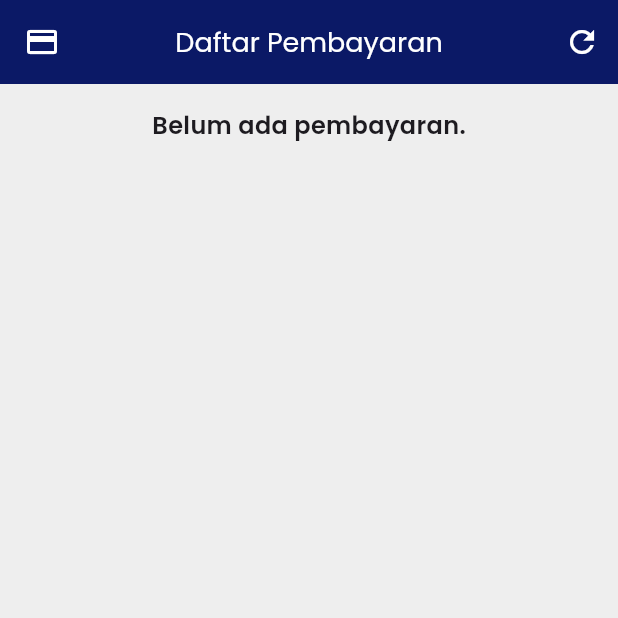
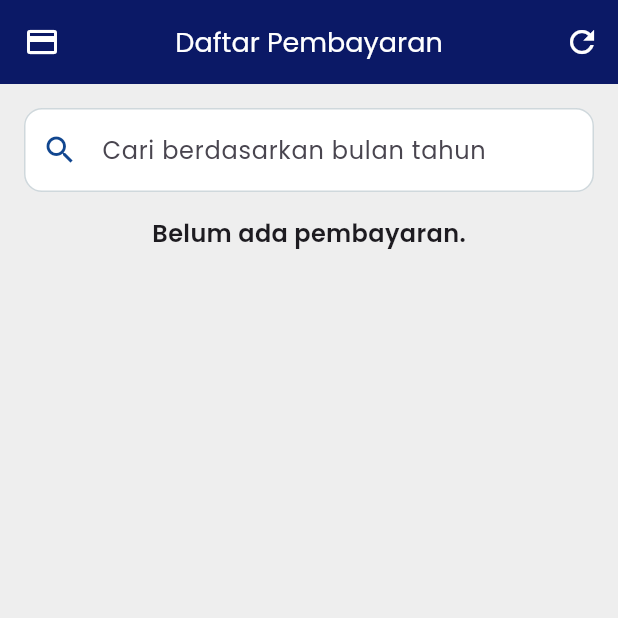
Before and after one commit to Arafian01/Flutter-Project, a Flutter app: the PembayaranUserPage screen opened directly, on a phone screen of 412 x 824 dp, the top half of it. Run offline on Flutter 3.47's test engine with Material 3 defaults, Android fonts, the phone set to English and light mode, and no system bars; our stand-ins replace flutter_secure_storage, flutter_staggered_animations, google_fonts, image_picker, open_file, pdf and 1 more; missing offline and left inert: dart_frog, postgres; accounts and stored records are empty.

Commit message:
Update pembayaran_user_page.dart

```diff
--- a/project_wifi/lib/pages/user/pembayaran/pembayaran_user_page.dart
+++ b/project_wifi/lib/pages/user/pembayaran/pembayaran_user_page.dart
@@ -26,11 +26,16 @@ class PembayaranUserPage extends StatefulWidget {
 
 class _PembayaranUserPageState extends State<PembayaranUserPage> {
   late Future<List<Pembayaran>> _future;
+  final _searchCtrl = TextEditingController();
+  String _searchQuery = '';
 
   @override
   void initState() {
     super.initState();
     _loadPembayaran();
+    _searchCtrl.addListener(() {
+      setState(() => _searchQuery = _searchCtrl.text.toLowerCase());
+    });
   }
 
   void _loadPembayaran() {
@@ -140,7 +145,22 @@ class _PembayaranUserPageState extends State<PembayaranUserPage> {
           padding: EdgeInsets.all(16),
           child: Container(
             constraints: BoxConstraints(maxWidth: 400),
-            child: FutureBuilder<List>(
+            child: Column(
+              children: [
+                TextField(
+                  controller: _searchCtrl,
+                  decoration: InputDecoration(
+                    labelText: 'Cari berdasarkan bulan tahun',
+                    prefixIcon: Icon(Icons.search, color: AppColors.secondaryBlue),
+                    border: OutlineInputBorder(
+                      borderRadius: BorderRadius.circular(12),
+                    ),
+                    filled: true,
+                    fillColor: AppColors.white,
+                  ),
+                ),
+                SizedBox(height: 16),
+                FutureBuilder<List>(
                   future: _future,
                   builder: (ctx, snap) {
                     if (snap.connectionState == ConnectionState.waiting) {
@@ -153,17 +173,32 @@ class _PembayaranUserPageState extends State<PembayaranUserPage> {
                     if (list.isEmpty) {
                       return Center(child: Text('Belum ada pembayaran.', style: TextStyle(fontSize: 16, fontWeight: FontWeight.w600)));
                     }
+                    final filteredList = list.where((p) {
+                      final monthYear = formatBulanTahunFromInt(p.bulan, p.tahun).toLowerCase();
+                      return monthYear.contains(_searchQuery);
+                    }).toList();
+                    if (filteredList.isEmpty) {
+                      return Center(child: Text('Pembayaran tidak ditemukan.', style: TextStyle(fontSize: 16)));
+                    }
                     return ListView.builder(
                       shrinkWrap: true,
                       physics: NeverScrollableScrollPhysics(),
-                  itemCount: list.length,
-                  itemBuilder: (ctx, i) => _buildPembayaranCard(list[i], i),
+                      itemCount: filteredList.length,
+                      itemBuilder: (ctx, i) => _buildPembayaranCard(filteredList[i], i),
                     );
                   },
+                ),
+              ],
             ),
           ),
         ),
       ),
     );
   }
+
+  @override
+  void dispose() {
+    _searchCtrl.dispose();
+    super.dispose();
   }
+}
```
Lines whose indentation alone changed are shown as unchanged.
